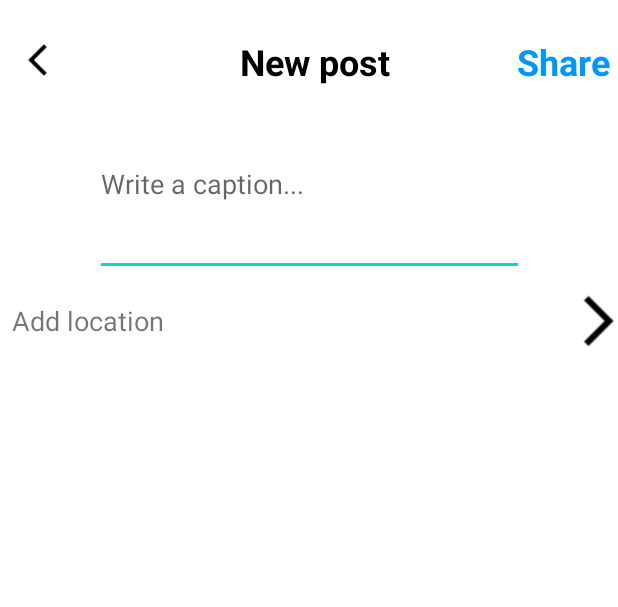
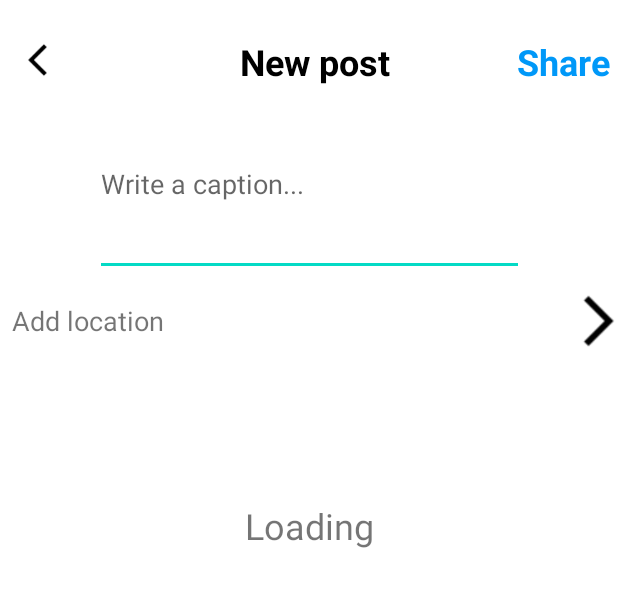
Before and after one commit to ben331/instagramX, an Android app: the fragment PostFragment shown on its own in the app's theme, on a phone screen of 412 x 824 dp, the part 62-669 px from its top. Run offline under Robolectric (Android 15) with nearby library versions, the phone set to English and light mode, and no system bars.

Commit message:
Corutine Load post and LoadingModelView

```diff
--- a/app/src/main/java/com/example/instagramx/HomeFragment.kt
+++ b/app/src/main/java/com/example/instagramx/HomeFragment.kt
@@ -7,6 +7,7 @@ import android.view.View
 import android.view.ViewGroup
 import androidx.recyclerview.widget.LinearLayoutManager
 import com.example.instagramx.databinding.FragmentHomeBinding
+import kotlinx.coroutines.delay
 
 class HomeFragment : Fragment() {
 
@@ -45,6 +46,8 @@ class HomeFragment : Fragment() {
     }
 
     fun newPost(post: Post) {
+        //Upload the post in DataBase (5 seconds)
+
         adapter.addPost(post)
     }
 }
--- a/app/src/main/java/com/example/instagramx/PostAdapter.kt
+++ b/app/src/main/java/com/example/instagramx/PostAdapter.kt
@@ -11,10 +11,6 @@ import kotlin.math.ceil
 class PostAdapter : RecyclerView.Adapter<PostView>(), PostView.OnPostDelete {
 
     private var posts = ArrayList<Post>()
-
-    init {
-
-    }
 
     override fun onCreateViewHolder(parent: ViewGroup, viewType: Int): PostView {
         val inflater = LayoutInflater.from(parent.context)
--- a/app/src/main/res/layout/fragment_post.xml
+++ b/app/src/main/res/layout/fragment_post.xml
@@ -116,5 +116,16 @@
             app:srcCompat="@drawable/go" />
     </LinearLayout>
 
+    <TextView
+        android:id="@+id/loadingText"
+        android:layout_width="wrap_content"
+        android:layout_height="wrap_content"
+        android:layout_marginTop="100dp"
+        android:text="Loading"
+        android:textSize="24sp"
+        app:layout_constraintEnd_toEndOf="parent"
+        app:layout_constraintStart_toStartOf="parent"
+        app:layout_constraintTop_toBottomOf="@+id/postLayoutLocation" />
+
 
 </androidx.constraintlayout.widget.ConstraintLayout>
```
Also changed, not shown: app/build.gradle (+7 -0 lines), app/src/main/java/com/example/instagramx/LoadingViewModel.kt (added, +35 -0 lines), app/src/main/java/com/example/instagramx/MainActivity.kt (+10 -2 lines), app/src/main/java/com/example/instagramx/PostFragment.kt (+19 -4 lines).
